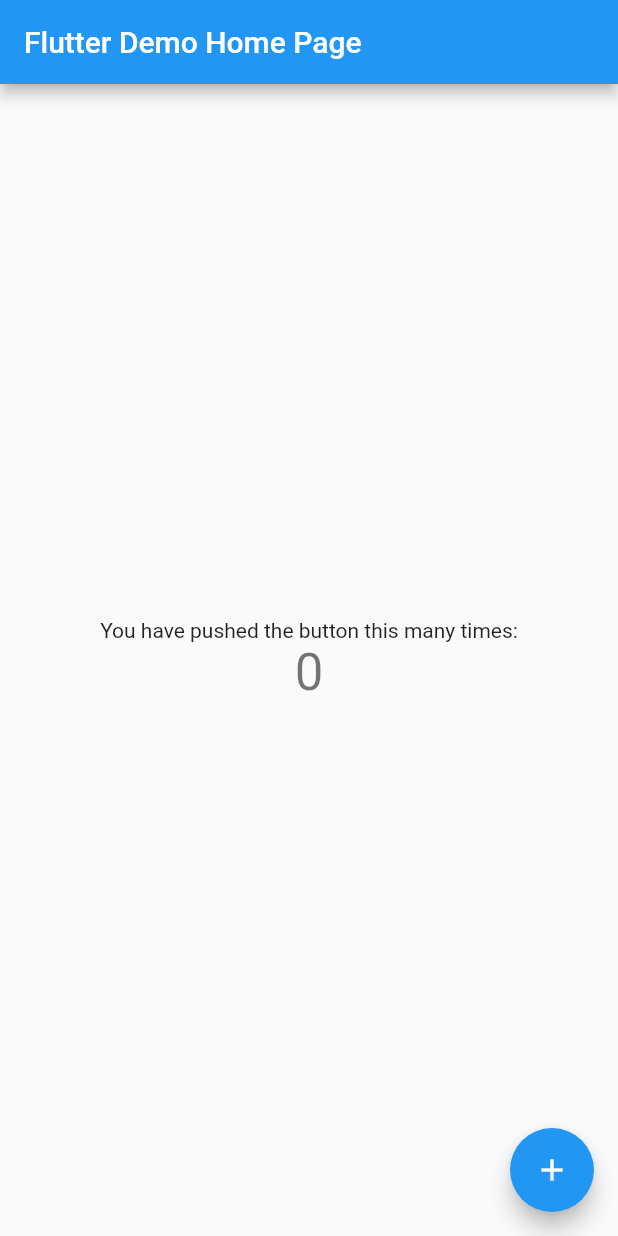
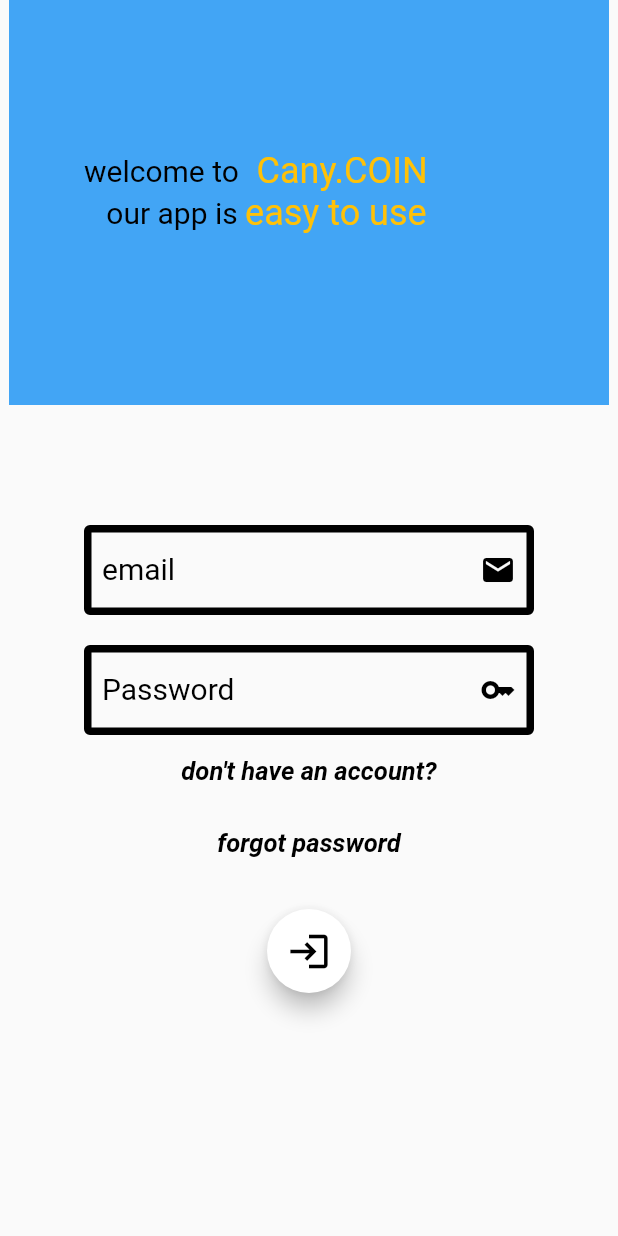
Before and after one commit to amirhsnnjd/jazi_nit, a Flutter app: the screen it shows after launch, on a phone screen of 412 x 824 dp. Run offline on Flutter 3.47's test engine with Material 2 defaults, Android fonts, the phone set to English and light mode, and no system bars.

Commit message:
Login primary design completed

```diff
--- /dev/null
+++ b/lib/login.dart
@@ -0,0 +1,244 @@
+import 'dart:async';
+
+import 'package:flutter/material.dart';
+
+import 'package:provider/provider.dart';
+
+class Login extends StatefulWidget {
+  @override
+  State<Login> createState() => _LoginState();
+}
+
+class _LoginState extends State<Login> {
+  var txt = "updated";
+  @override
+  void initState() {
+    var textes = ["updated", "safe", "easy to use", "Free"];
+    int i = 1;
+    setState(() {
+      Timer mytimer = Timer.periodic(Duration(seconds: 3), (timer) {
+        if (i > 3) i = 0;
+        setState(() {
+          txt = textes[i];
+        });
+
+        print("object");
+        i++;
+      });
+    });
+    super.initState();
+  }
+
+  @override
+  Widget build(BuildContext context) {
+    final _formkey = GlobalKey<FormState>();
+    // final a = Provider.of<TextUpdator>(context);
+    //a.ref();
+    //a.refresh();
+
+    return MaterialApp(
+      debugShowCheckedModeBanner: false,
+      home: Scaffold(
+          body: ListView(children: [
+        Column(
+          children: [
+            Container(
+              width: 400,
+              height: 270,
+              color: Colors.blue[400],
+              //text cany.coin
+              child: Center(
+                  child: Padding(
+                padding: EdgeInsets.fromLTRB(50, 100, 0, 0),
+                child: Column(
+                  children: [
+                    Row(
+                      children: [
+                        Text(
+                          "welcome to",
+                          style: TextStyle(color: Colors.black, fontSize: 20),
+                        ),
+                        Text(
+                          "  Cany.COIN",
+                          style: TextStyle(color: Colors.amber, fontSize: 24),
+                        )
+                      ],
+                    ),
+                    Row(
+                      children: [
+                        Text(
+                          "   our app is ",
+                          style: TextStyle(color: Colors.black, fontSize: 20),
+                        ),
+                        Text(
+                          txt,
+                          style: TextStyle(color: Colors.amber, fontSize: 24),
+                        )
+                      ],
+                    ),
+                  ],
+                ),
+              )),
+            ),
+            Container(
+              child: Form(
+                  key: _formkey,
+                  child: Column(
+                    children: [
+                      Padding(
+                        padding: const EdgeInsets.fromLTRB(0, 80, 0, 0),
+                        child: Container(
+                          width: 300,
+                          height: 60,
+                          child: TextFormField(
+                            style: TextStyle(fontSize: 20, color: Colors.black),
+                            keyboardType: TextInputType.emailAddress,
+                            decoration: InputDecoration(
+                                hintText: 'email',
+                                focusedBorder: OutlineInputBorder(
+                                  borderSide: BorderSide(
+                                      color: Colors.greenAccent, width: 5.0),
+                                ),
+                                enabledBorder: OutlineInputBorder(
+                                  borderSide: BorderSide(
+                                      color: Colors.black, width: 5.0),
+                                ),
+                                errorBorder: OutlineInputBorder(
+                                  borderSide:
+                                      BorderSide(color: Colors.red, width: 5.0),
+                                ),
+                                focusedErrorBorder: OutlineInputBorder(
+                                  borderSide:
+                                      BorderSide(color: Colors.red, width: 5.0),
+                                ),
+                                suffixIcon: Icon(
+                                  Icons.email,
+                                  color: Colors.black,
+                                ),
+                                suffixIconColor: Colors.black,
+                                errorStyle:
+                                    TextStyle(color: Colors.red, fontSize: 14),
+                                hintStyle: TextStyle(
+                                    fontSize: 20, color: Colors.black)),
+                            validator: ((value) {
+                              if (value!.isEmpty ||
+                                  value == null ||
+                                  !RegExp(r"^[a-zA-Z0-9.a-zA-Z0-9.!#$%&'*+-/=?^_`{|}~]+@[a-zA-Z0-9]+\.[a-zA-Z]+")
+                                      .hasMatch(value))
+                                return ('email is wrong');
+                              else
+                                return null;
+                            }),
+                          ),
+                        ),
+                      ),
+                      Padding(
+                        padding: const EdgeInsets.fromLTRB(0, 20, 0, 0),
+                        child: Container(
+                          width: 300,
+                          height: 60,
+                          child: TextFormField(
+                            obscureText: true,
+                            style: TextStyle(fontSize: 20, color: Colors.black),
+                            keyboardType: TextInputType.visiblePassword,
+                            decoration: InputDecoration(
+                                hintText: 'Password',
+                                focusedBorder: OutlineInputBorder(
+                                  borderSide: BorderSide(
+                                      color: Colors.greenAccent, width: 5.0),
+                                ),
+                                enabledBorder: OutlineInputBorder(
+                                  borderSide: BorderSide(
+                                      color: Colors.black, width: 5.0),
+                                ),
+                                errorBorder: OutlineInputBorder(
+                                  borderSide:
+                                      BorderSide(color: Colors.red, width: 5.0),
+                                ),
+                                focusedErrorBorder: OutlineInputBorder(
+                                  borderSide:
+                                      BorderSide(color: Colors.red, width: 5.0),
+                                ),
+                                suffixIcon: Icon(
+                                  Icons.key,
+                                  color: Colors.black,
+                                ),
+                                suffixIconColor: Colors.black,
+                                errorStyle:
+                                    TextStyle(color: Colors.red, fontSize: 14),
+                                hintStyle: TextStyle(
+                                    fontSize: 20, color: Colors.black)),
+                            validator: ((value) {
+                              if (value!.isEmpty || value == null)
+                                return ('please enter password');
+                              else
+                                return null;
+                            }),
+                          ),
+                        ),
+                      ),
+                      TextButton(
+                          onPressed: () => {
+                                /* Navigator.push(
+                                    context,
+                                    MaterialPageRoute(
+                                        builder: (context) => SignUp()),
+                                  )
+                                */
+                              },
+                          child: Text(
+                            "don't have an account?",
+                            style: TextStyle(
+                                fontWeight: FontWeight.bold,
+                                color: Colors.black,
+                                fontSize: 17,
+                                fontStyle: FontStyle.italic),
+                          )),
+                      TextButton(
+                          onPressed: () => {
+                                /*Navigator.push(
+                                    context,
+                                    MaterialPageRoute(
+                                        builder: (context) => Reset()),
+                                  )*/
+                              },
+                          child: Text(
+                            "forgot password",
+                            style: TextStyle(
+                                fontWeight: FontWeight.bold,
+                                color: Colors.black,
+                                fontSize: 17,
+                                fontStyle: FontStyle.italic),
+                          )),
+                      Padding(
+                        padding: EdgeInsets.fromLTRB(0, 20, 0, 0),
+                        child: FloatingActionButton(
+                          heroTag: "btn2",
+                          onPressed: () => {
+                            if (_formkey.currentState!.validate())
+                              {
+                                /*Navigator.push(
+                                context,
+                                MaterialPageRoute(
+                                    builder: (context) => SuccessPage()),
+                              )*/
+                              }
+                          },
+                          backgroundColor: Colors.white,
+                          tooltip: 'Increment',
+                          child: const Icon(
+                            Icons.login,
+                            color: Colors.black,
+                            size: 30,
+                          ),
+                        ),
+                      )
+                    ],
+                  )),
+            )
+          ],
+        ),
+      ])),
+    );
+  }
+}
--- a/lib/main.dart
+++ b/lib/main.dart
@@ -1,7 +1,10 @@
 import 'package:flutter/material.dart';
+import 'package:flutter_application_1/login.dart';
+
+import 'package:provider/provider.dart';
 
 void main() {
-  runApp(const MyApp());
+  runApp(Login());
 }
 
 class MyApp extends StatelessWidget {
--- a/pubspec.yaml
+++ b/pubspec.yaml
@@ -35,6 +35,9 @@ dependencies:
   # Use with the CupertinoIcons class for iOS style icons.
   cupertino_icons: ^1.0.2
   provider: ^6.0.5
+  http: ^0.13.5
+  flutter_spinkit: ^5.1.0
+  flutter_share: ^2.0.0
 
 
 dev_dependencies:
```
Also changed, not shown: pubspec.lock.
